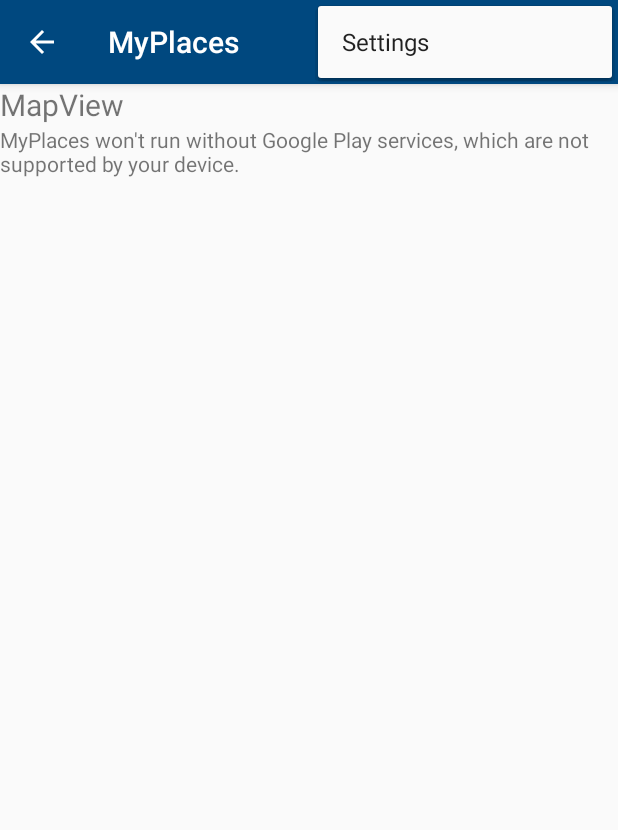
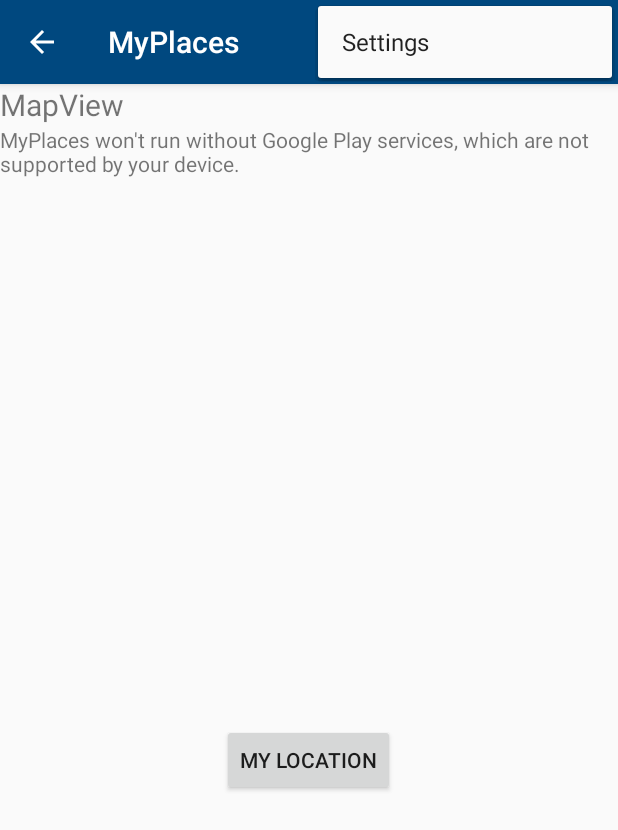
Before and after one commit to OlgaTUD/AppDevelopmentWS1516, an Android app: the fragment MapViewFragment placed in its activity, with the options menu open, on a phone screen of 412 x 824 dp. Shown: the top 830 px of the screen. Run offline under Robolectric (Android 15) with nearby library versions, the phone set to English and light mode, and no system bars; 5 statements that could not run were skipped.

Commit message:
My Location + Markers

```diff
--- a/MyPlaces/app/src/main/res/layout/mapview.xml
+++ b/MyPlaces/app/src/main/res/layout/mapview.xml
@@ -13,7 +13,14 @@
     <fragment
         android:id="@+id/location_map"
         android:layout_width="match_parent"
-        android:layout_height="match_parent"
+        android:layout_height="399dp"
         class="com.google.android.gms.maps.SupportMapFragment" />
 
+    <Button
+        android:layout_width="wrap_content"
+        android:layout_height="wrap_content"
+        android:text="My Location"
+        android:id="@+id/button"
+        android:layout_gravity="center_horizontal" />
+
 </LinearLayout>
```
Also changed, not shown: MyPlaces/app/src/main/java/com/rn/myplaces/myplaces/com/rn/myplaces/mapview/MapViewFragment.java (+55 -4 lines), 1 other file.
